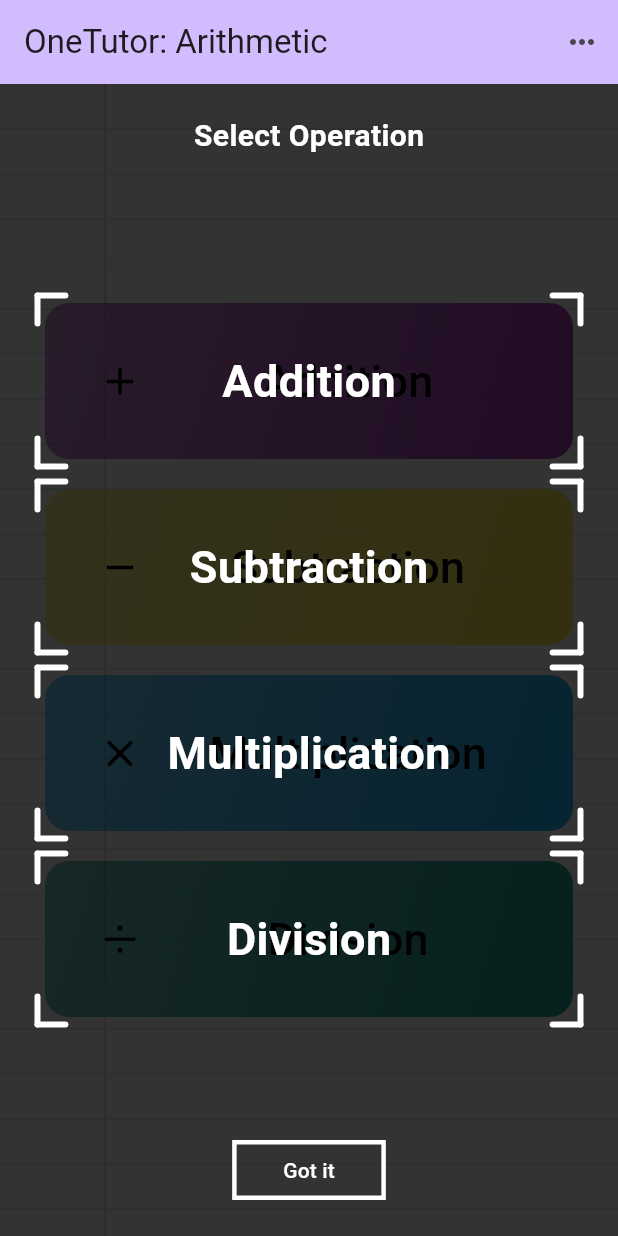
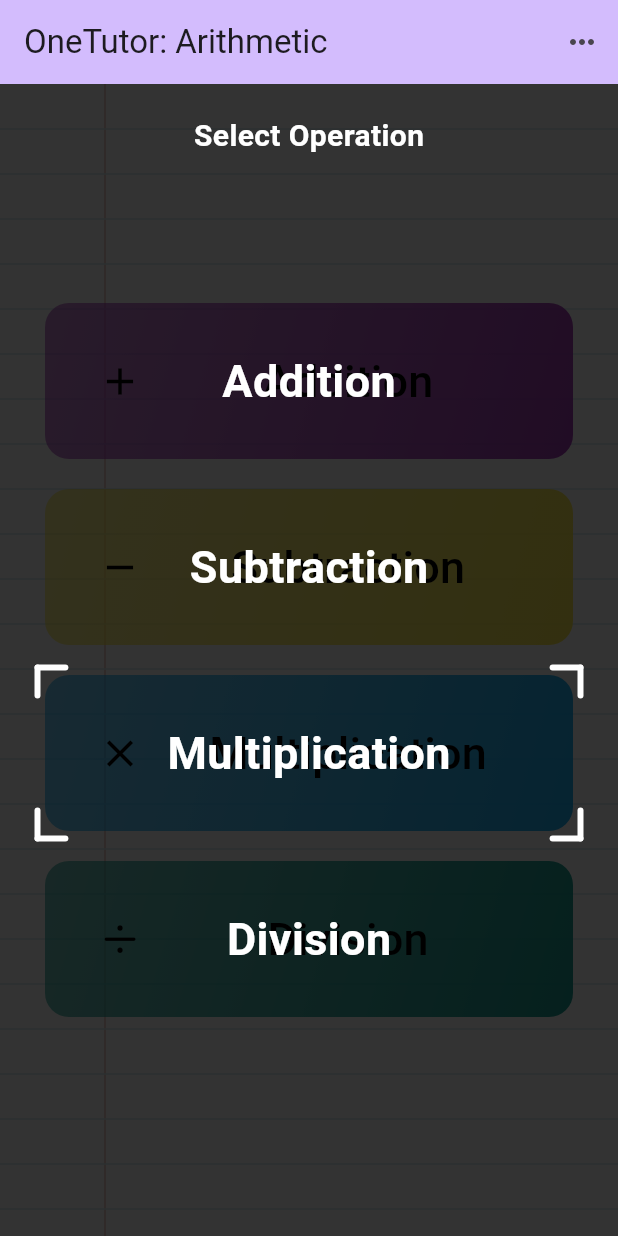
Before and after one commit to KulikovDO/OneTutor.Arithmetic, a Flutter app: the screen it shows after launch, on a phone screen of 412 x 824 dp. Run offline on Flutter 3.47's test engine with Material 3 defaults, Android fonts, the phone set to English and light mode, and no system bars; our stand-ins replace confetti, flutter_tts, google_fonts, shared_preferences; missing offline and left inert: flutter_soloud.

Commit message:
category timer

```diff
--- a/lib/intros/start_screen_intro.dart
+++ b/lib/intros/start_screen_intro.dart
@@ -1,6 +1,9 @@
+import 'dart:async';
+
 import 'package:one_tutor_arithmetic/data/categories.dart';
 import 'package:one_tutor_arithmetic/misc/extensions.dart';
 import 'package:flutter/material.dart';
+import 'package:one_tutor_arithmetic/model/category.dart';
 import 'package:one_tutor_arithmetic/widgets/corner_border_decoration.dart';
 import 'package:one_tutor_arithmetic/widgets/intro_button.dart';
 
@@ -12,6 +15,38 @@ class StartScreenIntro extends StatefulWidget {
 }
 
 class _StartScreenIntroState extends State<StartScreenIntro> {
+
+  late Timer _timer;
+  // Category category = categories[0];
+  int categoryIndex = 0;
+
+  @override
+  void initState() {
+    super.initState();
+
+    // var a = categories.indexed;
+
+
+
+    _timer = Timer.periodic(const Duration(seconds:3), (Timer t) {
+
+      setState(() {
+
+        if(categoryIndex == categories.length - 1){
+          categoryIndex = 0;
+        } else {
+          categoryIndex += 1;
+        }
+      });
+
+    });
+  }
+
+@override
+void dispose() {
+  _timer.cancel();
+  super.dispose();
+}
 
   _handleOnPressedGotIt(){
 
@@ -52,10 +87,14 @@ class _StartScreenIntroState extends State<StartScreenIntro> {
                   children: [
                     for (final category in categories)
                       Container(
-                        decoration: const CornerBorderDecoration(
+                        decoration: category == categories[categoryIndex]
+                          ?
+                        const CornerBorderDecoration(
                           frameSFactor: 0.05,
-                          gap: 5,
-                        ),
+                        gap: 5,
+                        )
+                          :
+                        null,
                         child: Center(
                           child: Text(
                             category.arithmeticOperation.name.capitalize(),
@@ -67,15 +106,15 @@ class _StartScreenIntroState extends State<StartScreenIntro> {
                 ),
               ),
 
-          Expanded(
-            child: Align(
-              alignment: FractionalOffset.bottomCenter,
-              child: Padding(
-                padding: const EdgeInsets.only(bottom: 20.0),
-                child: IntroButton(text: "Got it", onPressed: _handleOnPressedGotIt)
-              ),
-            ),
-          ),
+          // Expanded(
+          //   child: Align(
+          //     alignment: FractionalOffset.bottomCenter,
+          //     child: Padding(
+          //       padding: const EdgeInsets.only(bottom: 20.0),
+          //       child: IntroButton(text: "Got it", onPressed: _handleOnPressedGotIt)
+          //     ),
+          //   ),
+          // ),
 
         ]
       )
```
Also changed, not shown: lib/widgets/corner_border_decoration.dart (+3 -4 lines).
